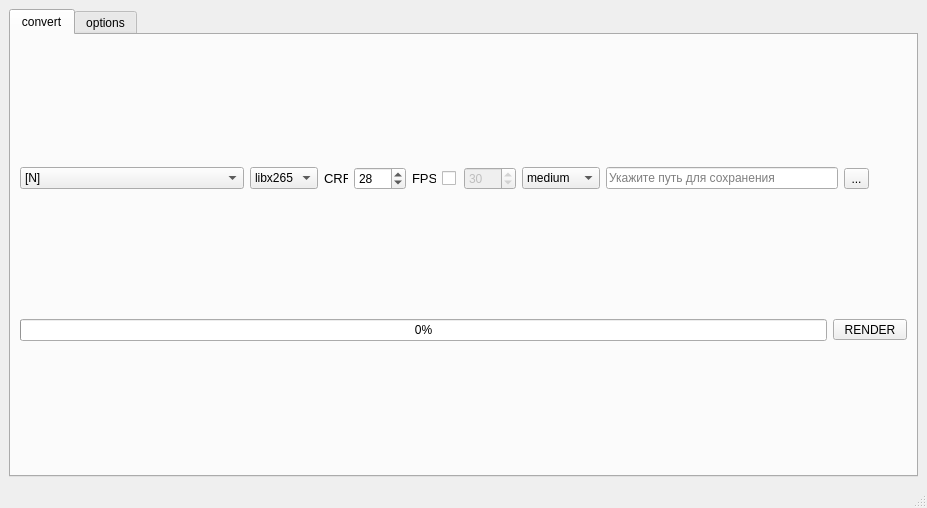
Qt form interface/main_window.ui (MNEEQ/uconvert) before a commit.
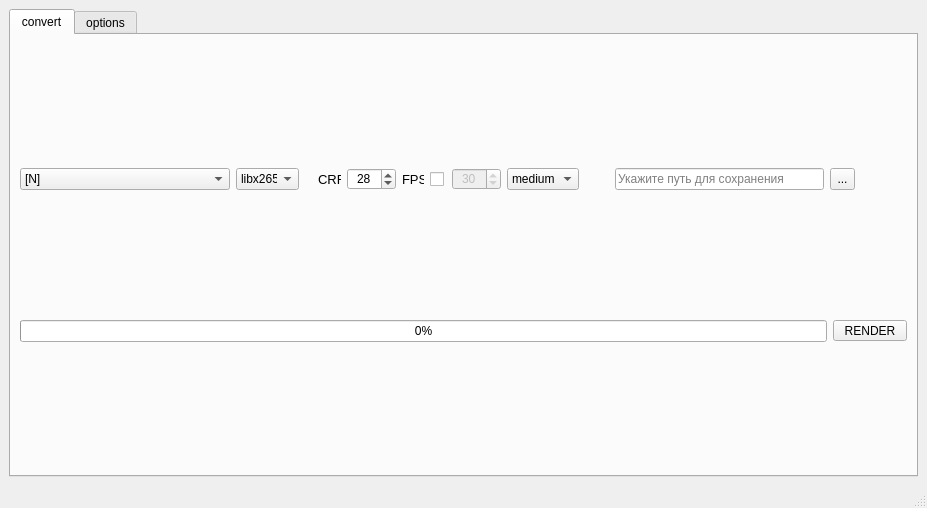
The same form after that commit. Icons and pictures are not drawn.

Commit message: Fix main_window.ui размер виджетов

Patch:
```diff
--- a/interface/main_window.ui
+++ b/interface/main_window.ui
@@ -96,56 +96,6 @@
           <property name="spacing">
            <number>6</number>
           </property>
-          <item row="4" column="6">
-           <widget class="QSpinBox" name="fpsCount">
-            <property name="enabled">
-             <bool>false</bool>
-            </property>
-            <property name="sizePolicy">
-             <sizepolicy hsizetype="Fixed" vsizetype="Fixed">
-              <horstretch>0</horstretch>
-              <verstretch>0</verstretch>
-             </sizepolicy>
-            </property>
-            <property name="minimumSize">
-             <size>
-              <width>49</width>
-              <height>20</height>
-             </size>
-            </property>
-            <property name="maximum">
-             <number>1000</number>
-            </property>
-            <property name="value">
-             <number>30</number>
-            </property>
-           </widget>
-          </item>
-          <item row="4" column="5">
-           <widget class="QCheckBox" name="fpsEnable">
-            <property name="sizePolicy">
-             <sizepolicy hsizetype="Fixed" vsizetype="Fixed">
-              <horstretch>0</horstretch>
-              <verstretch>0</verstretch>
-             </sizepolicy>
-            </property>
-            <property name="minimumSize">
-             <size>
-              <width>16</width>
-              <height>16</height>
-             </size>
-            </property>
-            <property name="maximumSize">
-             <size>
-              <width>16</width>
-              <height>16</height>
-             </size>
-            </property>
-            <property name="text">
-             <string/>
-            </property>
-           </widget>
-          </item>
           <item row="4" column="1">
            <widget class="QComboBox" name="list_codec">
             <property name="sizePolicy">
@@ -156,14 +106,14 @@
             </property>
             <property name="minimumSize">
              <size>
-              <width>68</width>
-              <height>20</height>
+              <width>63</width>
+              <height>22</height>
              </size>
             </property>
             <property name="maximumSize">
              <size>
-              <width>75</width>
-              <height>16777215</height>
+              <width>63</width>
+              <height>22</height>
              </size>
             </property>
             <property name="currentIndex">
@@ -181,12 +131,93 @@
             </item>
            </widget>
           </item>
+          <item row="4" column="2">
+           <spacer name="horizontalSpacer_3">
+            <property name="orientation">
+             <enum>Qt::Horizontal</enum>
+            </property>
+            <property name="sizeType">
+             <enum>QSizePolicy::Minimum</enum>
+            </property>
+            <property name="sizeHint" stdset="0">
+             <size>
+              <width>13</width>
+              <height>20</height>
+             </size>
+            </property>
+           </spacer>
+          </item>
+          <item row="4" column="6">
+           <widget class="QCheckBox" name="fpsEnable">
+            <property name="sizePolicy">
+             <sizepolicy hsizetype="Fixed" vsizetype="Fixed">
+              <horstretch>0</horstretch>
+              <verstretch>0</verstretch>
+             </sizepolicy>
+            </property>
+            <property name="minimumSize">
+             <size>
+              <width>16</width>
+              <height>16</height>
+             </size>
+            </property>
+            <property name="maximumSize">
+             <size>
+              <width>16</width>
+              <height>16</height>
+             </size>
+            </property>
+            <property name="text">
+             <string/>
+            </property>
+           </widget>
+          </item>
           <item row="4" column="7">
+           <widget class="QSpinBox" name="fpsCount">
+            <property name="enabled">
+             <bool>false</bool>
+            </property>
+            <property name="sizePolicy">
+             <sizepolicy hsizetype="Fixed" vsizetype="Fixed">
+              <horstretch>0</horstretch>
+              <verstretch>0</verstretch>
+             </sizepolicy>
+            </property>
+            <property name="minimumSize">
+             <size>
+              <width>49</width>
+              <height>22</height>
+             </size>
+            </property>
+            <property name="maximumSize">
+             <size>
+              <width>49</width>
+              <height>22</height>
+             </size>
+            </property>
+            <property name="alignment">
+             <set>Qt::AlignCenter</set>
+            </property>
+            <property name="maximum">
+             <number>1000</number>
+            </property>
+            <property name="value">
+             <number>30</number>
+            </property>
+           </widget>
+          </item>
+          <item row="4" column="8">
            <widget class="QComboBox" name="list_ffmpeg_preset">
             <property name="minimumSize">
              <size>
               <width>72</width>
-              <height>20</height>
+              <height>22</height>
+             </size>
+            </property>
+            <property name="maximumSize">
+             <size>
+              <width>72</width>
+              <height>22</height>
              </size>
             </property>
             <property name="currentIndex">
@@ -244,102 +275,7 @@
             </item>
            </widget>
           </item>
-          <item row="4" column="4">
-           <widget class="QLabel" name="label_fps">
-            <property name="sizePolicy">
-             <sizepolicy hsizetype="Fixed" vsizetype="Fixed">
-              <horstretch>0</horstretch>
-              <verstretch>0</verstretch>
-             </sizepolicy>
-            </property>
-            <property name="minimumSize">
-             <size>
-              <width>22</width>
-              <height>16</height>
-             </size>
-            </property>
-            <property name="font">
-             <font>
-              <pointsize>10</pointsize>
-              <weight>50</weight>
-              <bold>false</bold>
-             </font>
-            </property>
-            <property name="frameShape">
-             <enum>QFrame::NoFrame</enum>
-            </property>
-            <property name="frameShadow">
-             <enum>QFrame::Plain</enum>
-            </property>
-            <property name="text">
-             <string>FPS</string>
-            </property>
-            <property name="textFormat">
-             <enum>Qt::AutoText</enum>
-            </property>
-            <property name="scaledContents">
-             <bool>false</bool>
-            </property>
-            <property name="wordWrap">
-             <bool>false</bool>
-            </property>
-            <property name="margin">
-             <number>0</number>
-            </property>
-            <property name="openExternalLinks">
-             <bool>false</bool>
-            </property>
-           </widget>
-          </item>
-          <item row="4" column="9">
-           <widget class="QToolButton" name="btn_path_save">
-            <property name="minimumSize">
-             <size>
-              <width>25</width>
-              <height>20</height>
-             </size>
-            </property>
-            <property name="text">
-             <string>...</string>
-            </property>
-           </widget>
-          </item>
-          <item row="4" column="10">
-           <spacer name="horizontalSpacer_2">
-            <property name="orientation">
-             <enum>Qt::Horizontal</enum>
-            </property>
-            <property name="sizeHint" stdset="0">
-             <size>
-              <width>40</width>
-              <height>20</height>
-             </size>
-            </property>
-           </spacer>
-          </item>
           <item row="4" column="3">
-           <widget class="QSpinBox" name="crfCount">
-            <property name="sizePolicy">
-             <sizepolicy hsizetype="Fixed" vsizetype="Fixed">
-              <horstretch>0</horstretch>
-              <verstretch>0</verstretch>
-             </sizepolicy>
-            </property>
-            <property name="minimumSize">
-             <size>
-              <width>49</width>
-              <height>20</height>
-             </size>
-            </property>
-            <property name="maximum">
-             <number>1000</number>
-            </property>
-            <property name="value">
-             <number>28</number>
-            </property>
-           </widget>
-          </item>
-          <item row="4" column="2">
            <widget class="QLabel" name="label_crf">
             <property name="sizePolicy">
              <sizepolicy hsizetype="Fixed" vsizetype="Fixed">
@@ -350,7 +286,13 @@
             <property name="minimumSize">
              <size>
               <width>23</width>
-              <height>16</height>
+              <height>22</height>
+             </size>
+            </property>
+            <property name="maximumSize">
+             <size>
+              <width>23</width>
+              <height>22</height>
              </size>
             </property>
             <property name="font">
@@ -386,40 +328,40 @@
             </property>
            </widget>
           </item>
-          <item row="4" column="8">
-           <widget class="QLineEdit" name="path_save">
-            <property name="sizePolicy">
-             <sizepolicy hsizetype="Expanding" vsizetype="Fixed">
-              <horstretch>0</horstretch>
-              <verstretch>0</verstretch>
-             </sizepolicy>
+          <item row="4" column="9">
+           <spacer name="horizontalSpacer">
+            <property name="orientation">
+             <enum>Qt::Horizontal</enum>
             </property>
-            <property name="minimumSize">
+            <property name="sizeType">
+             <enum>QSizePolicy::Fixed</enum>
+            </property>
+            <property name="sizeHint" stdset="0">
              <size>
-              <width>232</width>
+              <width>30</width>
               <height>20</height>
              </size>
             </property>
-            <property name="text">
-             <string/>
-            </property>
-            <property name="placeholderText">
-             <string>Укажите путь для сохранения</string>
-            </property>
-           </widget>
+           </spacer>
           </item>
           <item row="4" column="0">
            <widget class="QComboBox" name="current_fileName">
             <property name="sizePolicy">
-             <sizepolicy hsizetype="Fixed" vsizetype="Fixed">
-              <horstretch>0</horstretch>
+             <sizepolicy hsizetype="Expanding" vsizetype="Fixed">
+              <horstretch>1</horstretch>
               <verstretch>0</verstretch>
              </sizepolicy>
             </property>
             <property name="minimumSize">
+             <size>
+              <width>60</width>
+              <height>22</height>
+             </size>
+            </property>
+            <property name="maximumSize">
              <size>
               <width>224</width>
-              <height>20</height>
+              <height>22</height>
              </size>
             </property>
             <item>
@@ -429,6 +371,153 @@
             </item>
            </widget>
           </item>
+          <item row="4" column="4">
+           <widget class="QSpinBox" name="crfCount">
+            <property name="sizePolicy">
+             <sizepolicy hsizetype="Fixed" vsizetype="Fixed">
+              <horstretch>0</horstretch>
+              <verstretch>0</verstretch>
+             </sizepolicy>
+            </property>
+            <property name="minimumSize">
+             <size>
+              <width>49</width>
+              <height>22</height>
+             </size>
+            </property>
+            <property name="maximumSize">
+             <size>
+              <width>49</width>
+              <height>22</height>
+             </size>
+            </property>
+            <property name="alignment">
+             <set>Qt::AlignCenter</set>
+            </property>
+            <property name="maximum">
+             <number>1000</number>
+            </property>
+            <property name="value">
+             <number>28</number>
+            </property>
+           </widget>
+          </item>
+          <item row="4" column="5">
+           <widget class="QLabel" name="label_fps">
+            <property name="sizePolicy">
+             <sizepolicy hsizetype="Fixed" vsizetype="Fixed">
+              <horstretch>0</horstretch>
+              <verstretch>0</verstretch>
+             </sizepolicy>
+            </property>
+            <property name="minimumSize">
+             <size>
+              <width>22</width>
+              <height>22</height>
+             </size>
+            </property>
+            <property name="maximumSize">
+             <size>
+              <width>22</width>
+              <height>22</height>
+             </size>
+            </property>
+            <property name="font">
+             <font>
+              <pointsize>10</pointsize>
+              <weight>50</weight>
+              <bold>false</bold>
+             </font>
+            </property>
+            <property name="frameShape">
+             <enum>QFrame::NoFrame</enum>
+            </property>
+            <property name="frameShadow">
+             <enum>QFrame::Plain</enum>
+            </property>
+            <property name="text">
+             <string>FPS</string>
+            </property>
+            <property name="textFormat">
+             <enum>Qt::AutoText</enum>
+            </property>
+            <property name="scaledContents">
+             <bool>false</bool>
+            </property>
+            <property name="wordWrap">
+             <bool>false</bool>
+            </property>
+            <property name="margin">
+             <number>0</number>
+            </property>
+            <property name="openExternalLinks">
+             <bool>false</bool>
+            </property>
+           </widget>
+          </item>
+          <item row="4" column="10">
+           <widget class="QLineEdit" name="path_save">
+            <property name="sizePolicy">
+             <sizepolicy hsizetype="Expanding" vsizetype="Fixed">
+              <horstretch>1</horstretch>
+              <verstretch>0</verstretch>
+             </sizepolicy>
+            </property>
+            <property name="minimumSize">
+             <size>
+              <width>60</width>
+              <height>22</height>
+             </size>
+            </property>
+            <property name="maximumSize">
+             <size>
+              <width>593</width>
+              <height>22</height>
+             </size>
+            </property>
+            <property name="text">
+             <string/>
+            </property>
+            <property name="placeholderText">
+             <string>Укажите путь для сохранения</string>
+            </property>
+           </widget>
+          </item>
+          <item row="4" column="11">
+           <widget class="QToolButton" name="btn_path_save">
+            <property name="minimumSize">
+             <size>
+              <width>25</width>
+              <height>22</height>
+             </size>
+            </property>
+            <property name="maximumSize">
+             <size>
+              <width>25</width>
+              <height>22</height>
+             </size>
+            </property>
+            <property name="text">
+             <string>...</string>
+            </property>
+           </widget>
+          </item>
+          <item row="4" column="12">
+           <spacer name="horizontalSpacer_2">
+            <property name="orientation">
+             <enum>Qt::Horizontal</enum>
+            </property>
+            <property name="sizeType">
+             <enum>QSizePolicy::Expanding</enum>
+            </property>
+            <property name="sizeHint" stdset="0">
+             <size>
+              <width>52</width>
+              <height>20</height>
+             </size>
+            </property>
+           </spacer>
+          </item>
          </layout>
         </item>
         <item row="1" column="1">
```
Left out of the diff: 88 changed lines with no effect on the pictures.
